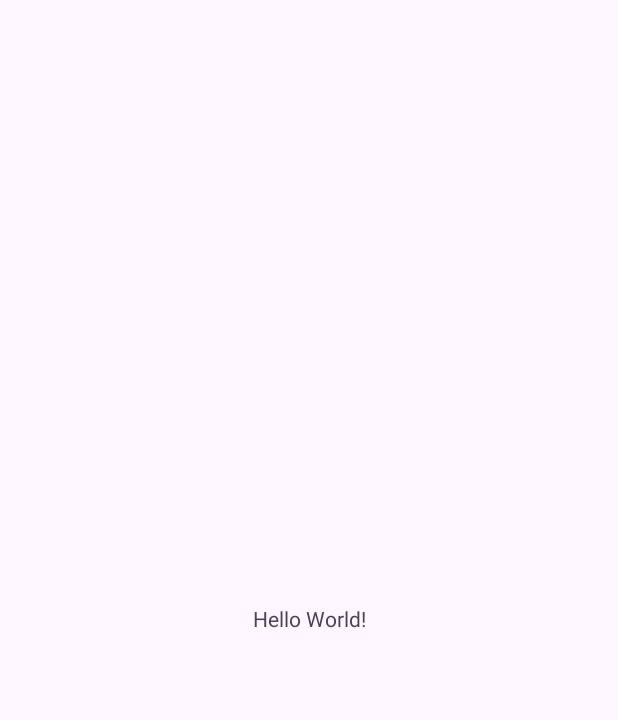
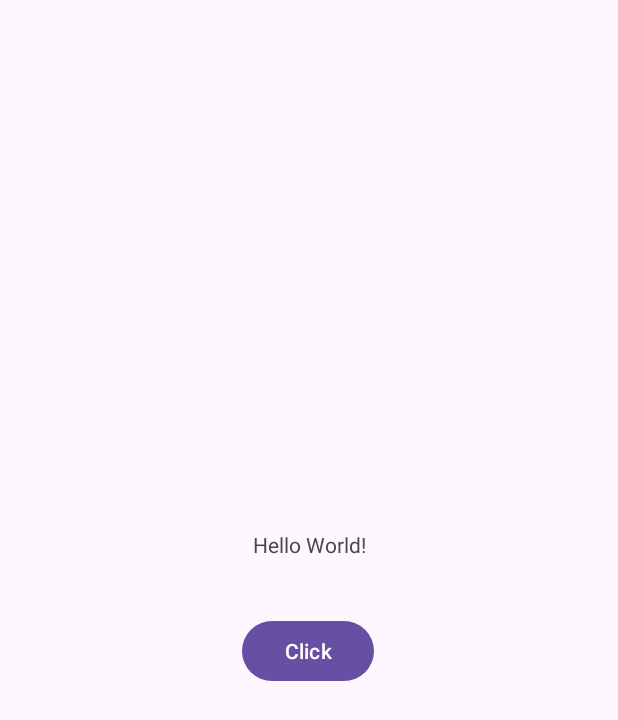
Before and after one commit to DylanChambo/COMPSYS302, an Android app: the screen it shows after launch (MainActivity), on a phone screen of 412 x 824 dp. Before the commit the part shown is almost empty. Shown: the top 720 px of the screen. Run offline under Robolectric (Android 15) with nearby library versions, the phone set to English and light mode, and no system bars.

Commit message:
feat: :sparkles: add a button

```diff
--- a/TestApp/app/src/main/res/layout/activity_main.xml
+++ b/TestApp/app/src/main/res/layout/activity_main.xml
@@ -13,6 +13,19 @@
         app:layout_constraintBottom_toBottomOf="parent"
         app:layout_constraintEnd_toEndOf="parent"
         app:layout_constraintStart_toStartOf="parent"
-        app:layout_constraintTop_toTopOf="parent" />
+        app:layout_constraintTop_toTopOf="parent"
+        app:layout_constraintVertical_bias="0.439" />
+
+    <Button
+        android:id="@+id/button"
+        android:layout_width="wrap_content"
+        android:layout_height="wrap_content"
+        android:text="Click"
+        app:layout_constraintBottom_toBottomOf="parent"
+        app:layout_constraintEnd_toEndOf="parent"
+        app:layout_constraintHorizontal_bias="0.498"
+        app:layout_constraintStart_toStartOf="parent"
+        app:layout_constraintTop_toTopOf="parent"
+        app:layout_constraintVertical_bias="0.528" />
 
 </androidx.constraintlayout.widget.ConstraintLayout>
```
